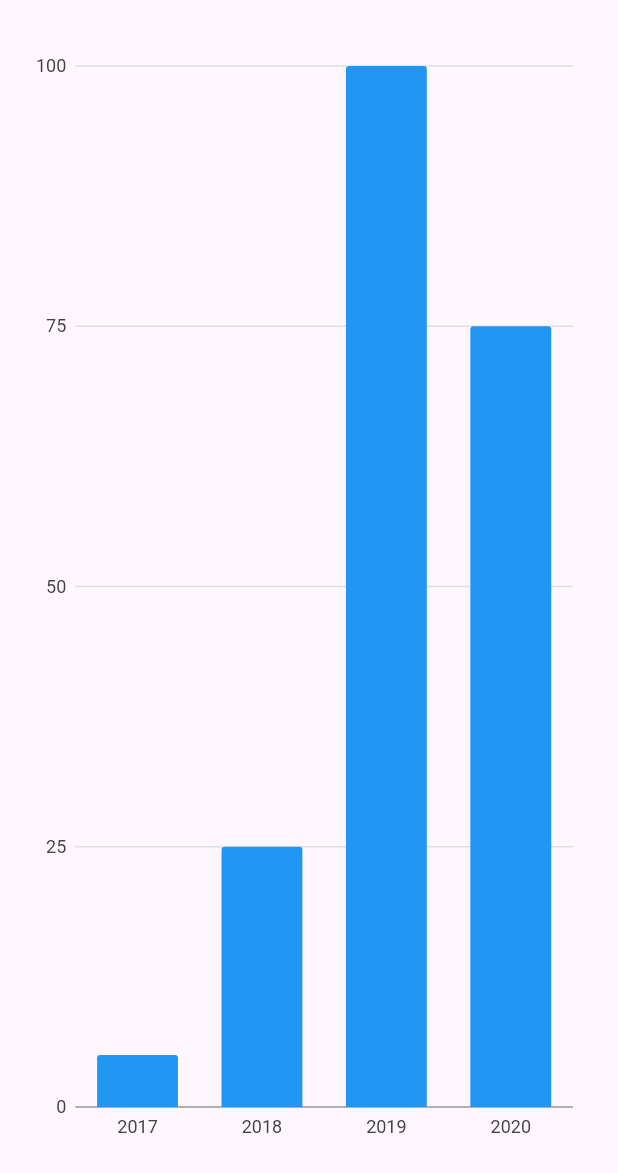
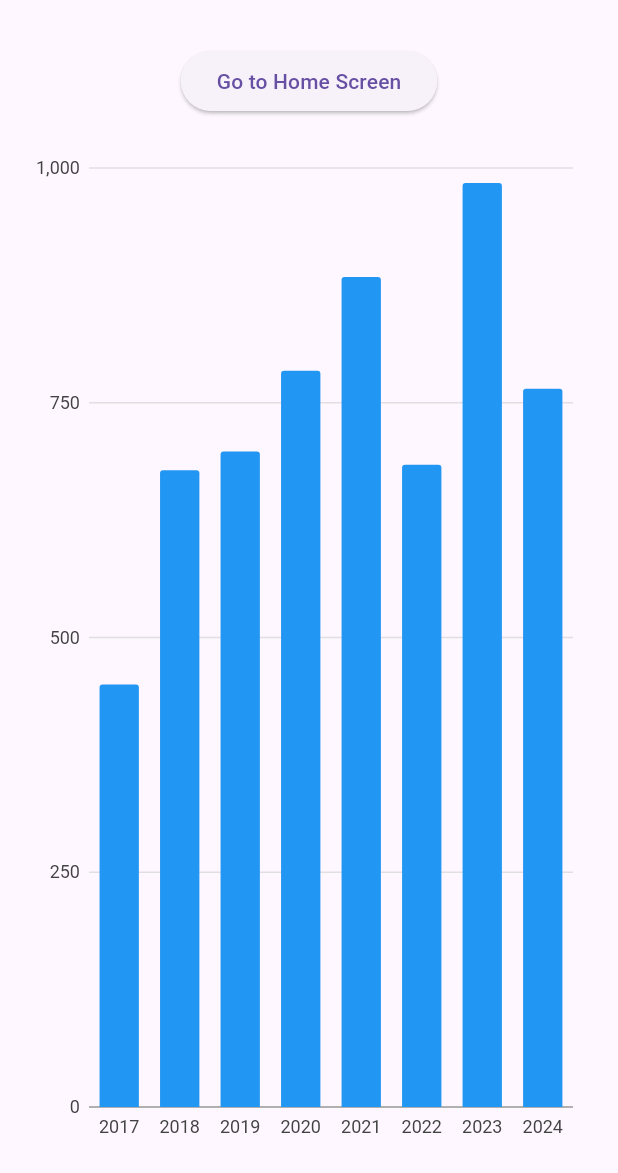
Before and after one commit to pratiketmore10/Flutter-home_screen_chart_screen-app, a Flutter app: the screen it shows after launch, after a tap on "Go to Chart Screen", on a phone screen of 412 x 824 dp, the part 63-1236 px from its top. Run offline on Flutter 3.47's test engine with Material 3 defaults, Android fonts, the phone set to English and light mode, and no system bars; our stand-ins replace charts_flutter, go_router.

Commit message:
removing unnecessary commnents

```diff
--- a/chart_app/lib/screens/chart_screen.dart
+++ b/chart_app/lib/screens/chart_screen.dart
@@ -1,6 +1,7 @@
 import 'package:flutter/material.dart';
 import 'package:charts_flutter/flutter.dart' as charts;
-import 'simple_bar_chart.dart'; // Ensure this import is correct
+import 'simple_bar_chart.dart';
+import 'package:go_router/go_router.dart';
 
 class ChartScreen extends StatelessWidget {
   @override
@@ -11,8 +12,22 @@ class ChartScreen extends StatelessWidget {
       ),
       body: Padding(
         padding: const EdgeInsets.all(16.0),
-        child: SimpleBarChart(
-          _createSampleData(),
+        child: Column(
+          mainAxisAlignment: MainAxisAlignment.center,
+          children: [
+            ElevatedButton(
+              onPressed: () {
+                context.go('/');
+              },
+              child: Text('Go to Home Screen'),
+            ),
+            SizedBox(height: 20),
+            Expanded(
+              child: SimpleBarChart(
+                _createSampleData(),
+              ),
+            ),
+          ],
         ),
       ),
     );
@@ -20,10 +35,14 @@ class ChartScreen extends StatelessWidget {
 
   static List<charts.Series<OrdinalSales, String>> _createSampleData() {
     final data = [
-      OrdinalSales('2017', 5),
-      OrdinalSales('2018', 25),
-      OrdinalSales('2019', 100),
-      OrdinalSales('2020', 75),
+      OrdinalSales('2017', 450),
+      OrdinalSales('2018', 678),
+      OrdinalSales('2019', 698),
+      OrdinalSales('2020', 784),
+      OrdinalSales('2021', 884),
+      OrdinalSales('2022', 684),
+      OrdinalSales('2023', 984),
+      OrdinalSales('2024', 765),
     ];
 
     return [
--- a/chart_app/lib/screens/home_screen.dart
+++ b/chart_app/lib/screens/home_screen.dart
@@ -7,13 +7,51 @@ class HomeScreen extends StatelessWidget {
     return Scaffold(
       appBar: AppBar(
         title: Text('Home Screen'),
+        backgroundColor: Colors.teal,
       ),
-      body: Center(
-        child: ElevatedButton(
-          onPressed: () {
-            context.go('/chart');
-          },
-          child: Text('Go to Chart Screen'),
+      body: Container(
+        width: double.infinity,
+        padding: EdgeInsets.all(20),
+        decoration: BoxDecoration(
+          gradient: LinearGradient(
+            colors: [Colors.teal.shade300, Colors.teal.shade100],
+            begin: Alignment.topCenter,
+            end: Alignment.bottomCenter,
+          ),
+        ),
+        child: Column(
+          mainAxisAlignment: MainAxisAlignment.center,
+          children: [
+            Text(
+              'Welcome to the Home Screen',
+              style: TextStyle(
+                fontSize: 24,
+                fontWeight: FontWeight.bold,
+                color: Colors.white,
+              ),
+              textAlign: TextAlign.center,
+            ),
+            SizedBox(height: 30),
+            ElevatedButton(
+              style: ElevatedButton.styleFrom(
+                backgroundColor: const Color.fromARGB(249, 78, 98, 198),
+                foregroundColor: const Color.fromARGB(255, 150, 0, 62),
+                padding: EdgeInsets.symmetric(horizontal: 40, vertical: 15),
+                shape: RoundedRectangleBorder(
+                  borderRadius: BorderRadius.circular(30),
+                ),
+                shadowColor: Colors.black,
+                elevation: 10,
+              ),
+              onPressed: () {
+                context.go('/chart');
+              },
+              child: Text(
+                'Go to Chart Screen',
+                style: TextStyle(fontSize: 18),
+              ),
+            ),
+          ],
         ),
       ),
     );
--- a/chart_app/lib/screens/simple_bar_chart.dart
+++ b/chart_app/lib/screens/simple_bar_chart.dart
@@ -2,7 +2,7 @@ import 'package:flutter/material.dart';
 import 'package:charts_flutter/flutter.dart' as charts;
 
 class SimpleBarChart extends StatelessWidget {
-  final List<charts.Series<dynamic, String>> seriesList; // Specify the type here
+  final List<charts.Series<dynamic, String>> seriesList;
   final bool? animate;
 
   SimpleBarChart(this.seriesList, {this.animate});
```
Also changed, not shown: 1 other file.
